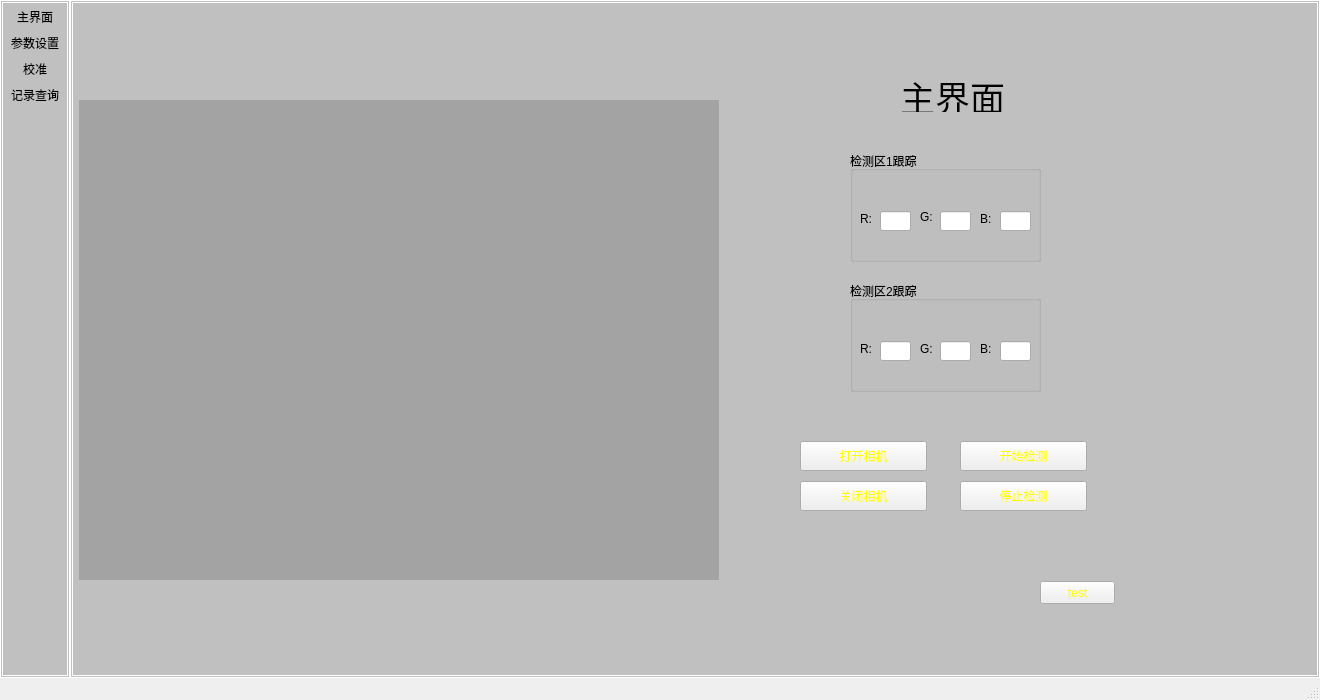
Above: ColorDetect/ColorDetect/ColorDetect.ui from seafrog1984/ColorDetect before the change. Below: the same form after it.
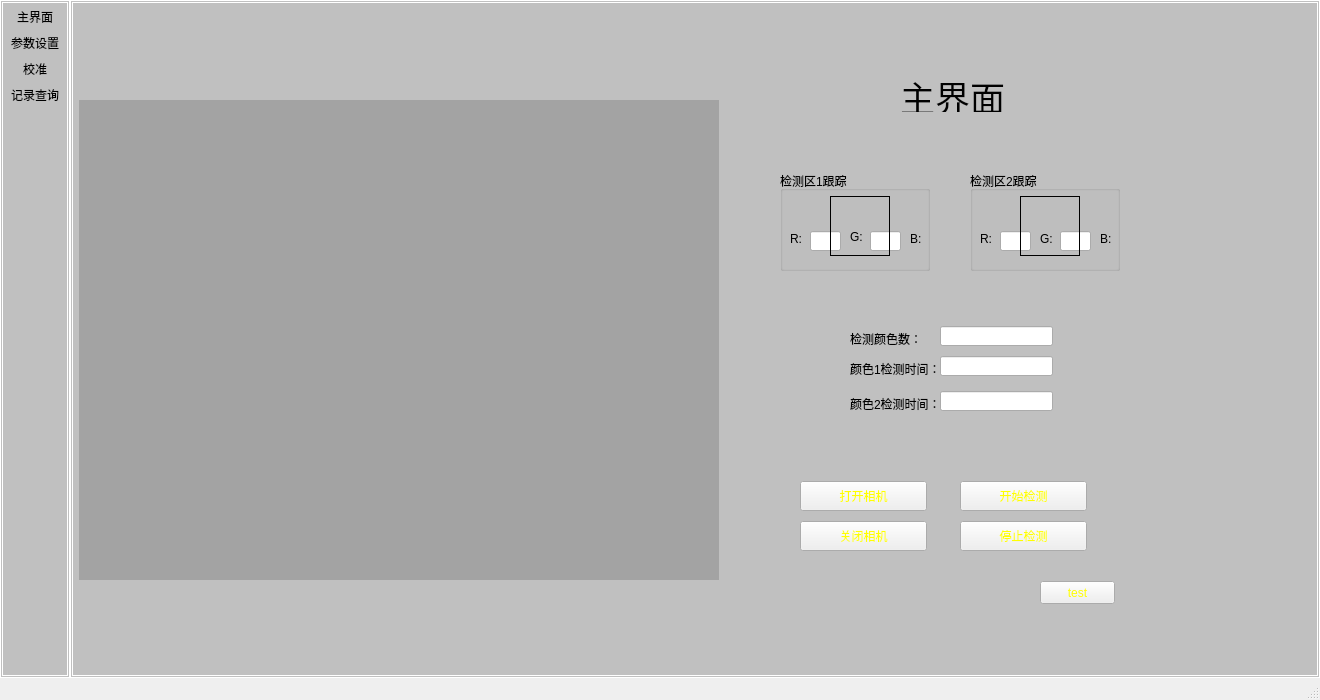
That is the form after the change. Icons and pictures are not drawn. Custom widgets are drawn as their Qt base class.

Diff of the .ui file:
```diff
--- a/ColorDetect/ColorDetect/ColorDetect.ui
+++ b/ColorDetect/ColorDetect/ColorDetect.ui
@@ -104,10 +104,10 @@
      <widget class="QGroupBox" name="groupBox_6">
       <property name="geometry">
        <rect>
-        <x>120</x>
-        <y>240</y>
-        <width>191</width>
-        <height>111</height>
+        <x>240</x>
+        <y>130</y>
+        <width>150</width>
+        <height>100</height>
        </rect>
       </property>
       <property name="title">
@@ -188,12 +188,15 @@
       <widget class="QLabel" name="label_area2">
        <property name="geometry">
         <rect>
-         <x>80</x>
-         <y>20</y>
-         <width>30</width>
-         <height>30</height>
+         <x>50</x>
+         <y>25</y>
+         <width>60</width>
+         <height>60</height>
         </rect>
        </property>
+       <property name="styleSheet">
+        <string notr="true">border: 1px solid</string>
+       </property>
        <property name="text">
         <string/>
        </property>
@@ -202,10 +205,10 @@
      <widget class="QGroupBox" name="groupBox_5">
       <property name="geometry">
        <rect>
-        <x>120</x>
-        <y>110</y>
-        <width>191</width>
-        <height>111</height>
+        <x>50</x>
+        <y>130</y>
+        <width>150</width>
+        <height>100</height>
        </rect>
       </property>
       <property name="title">
@@ -286,12 +289,15 @@
       <widget class="QLabel" name="label_area1">
        <property name="geometry">
         <rect>
-         <x>70</x>
-         <y>20</y>
-         <width>30</width>
-         <height>30</height>
+         <x>50</x>
+         <y>25</y>
+         <width>60</width>
+         <height>60</height>
         </rect>
        </property>
+       <property name="styleSheet">
+        <string notr="true">border: 1px solid</string>
+       </property>
        <property name="text">
         <string/>
        </property>
@@ -301,7 +307,7 @@
       <property name="geometry">
        <rect>
         <x>230</x>
-        <y>440</y>
+        <y>480</y>
         <width>127</width>
         <height>30</height>
        </rect>
@@ -314,7 +320,7 @@
       <property name="geometry">
        <rect>
         <x>230</x>
-        <y>400</y>
+        <y>440</y>
         <width>127</width>
         <height>30</height>
        </rect>
@@ -340,7 +346,7 @@
       <property name="geometry">
        <rect>
         <x>70</x>
-        <y>440</y>
+        <y>480</y>
         <width>127</width>
         <height>30</height>
        </rect>
@@ -353,7 +359,7 @@
       <property name="geometry">
        <rect>
         <x>70</x>
-        <y>400</y>
+        <y>440</y>
         <width>127</width>
         <height>30</height>
        </rect>
@@ -362,6 +368,84 @@
        <string>打开相机</string>
       </property>
      </widget>
+     <widget class="QLabel" name="label_8">
+      <property name="geometry">
+       <rect>
+        <x>120</x>
+        <y>290</y>
+        <width>71</width>
+        <height>16</height>
+       </rect>
+      </property>
+      <property name="text">
+       <string>检测颜色数：</string>
+      </property>
+     </widget>
+     <widget class="QLineEdit" name="color_num">
+      <property name="geometry">
+       <rect>
+        <x>210</x>
+        <y>285</y>
+        <width>113</width>
+        <height>20</height>
+       </rect>
+      </property>
+      <property name="readOnly">
+       <bool>true</bool>
+      </property>
+     </widget>
+     <widget class="QLabel" name="label_9">
+      <property name="geometry">
+       <rect>
+        <x>120</x>
+        <y>320</y>
+        <width>91</width>
+        <height>16</height>
+       </rect>
+      </property>
+      <property name="text">
+       <string>颜色1检测时间：</string>
+      </property>
+     </widget>
+     <widget class="QLineEdit" name="detect_time1">
+      <property name="geometry">
+       <rect>
+        <x>210</x>
+        <y>315</y>
+        <width>113</width>
+        <height>20</height>
+       </rect>
+      </property>
+      <property name="readOnly">
+       <bool>true</bool>
+      </property>
+     </widget>
+     <widget class="QLabel" name="label_10">
+      <property name="geometry">
+       <rect>
+        <x>120</x>
+        <y>355</y>
+        <width>91</width>
+        <height>16</height>
+       </rect>
+      </property>
+      <property name="text">
+       <string>颜色2检测时间：</string>
+      </property>
+     </widget>
+     <widget class="QLineEdit" name="detect_time2">
+      <property name="geometry">
+       <rect>
+        <x>210</x>
+        <y>350</y>
+        <width>113</width>
+        <height>20</height>
+       </rect>
+      </property>
+      <property name="readOnly">
+       <bool>true</bool>
+      </property>
+     </widget>
     </widget>
     <widget class="QWidget" name="page_sys">
      <widget class="QGroupBox" name="groupBox">
```
Left out of the diff: 33 changed lines with no effect on the pictures.
